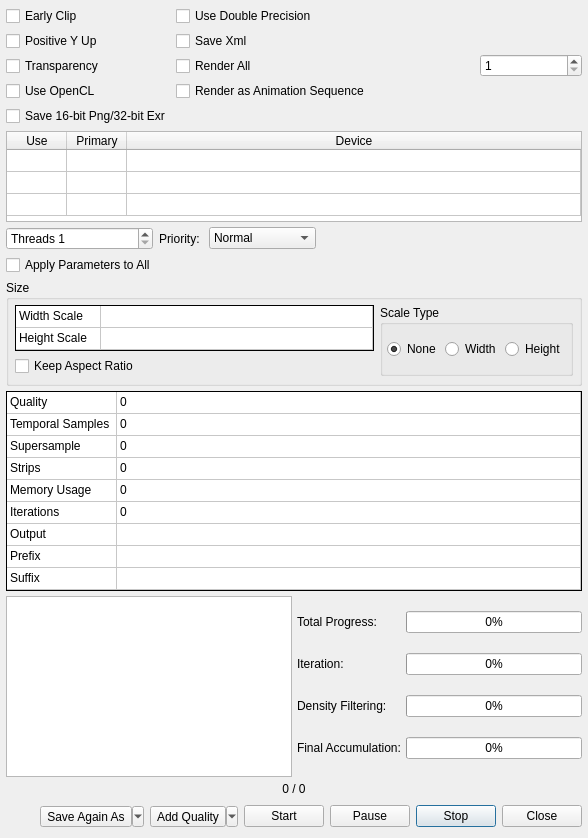
This is Source/Fractorium/FinalRenderDialog.ui in typpos/fractorium as Qt 5 draws it before an edit. The edited form follows.
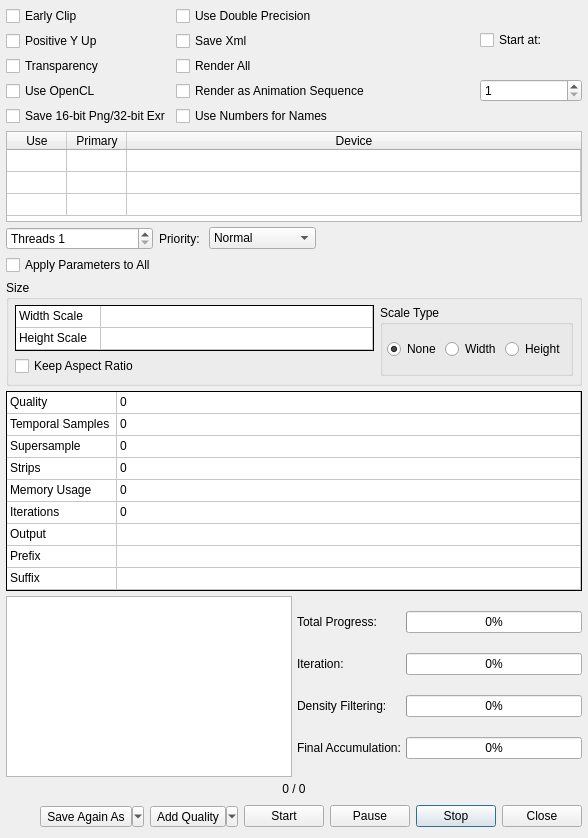
This is the edited form. Custom widgets are drawn as their Qt base class.

Commit message: --User changes  -Show image index in the library and sequence trees.  -Add progress bar showing when preview renders are complete.  -Automatically show animation preview when sequence generation is done.  -Add the ability in the final render dialog to start a render within a sequence from a given point, rather than always having to start from the beginning.  --Allow using the image index as its name rather than the file name.

Patch:
```diff
--- a/Source/Fractorium/FinalRenderDialog.ui
+++ b/Source/Fractorium/FinalRenderDialog.ui
@@ -131,28 +131,6 @@
            </property>
           </widget>
          </item>
-         <item row="0" column="2">
-          <widget class="QSpinBox" name="FinalRenderCurrentSpin">
-           <property name="sizePolicy">
-            <sizepolicy hsizetype="Expanding" vsizetype="Fixed">
-             <horstretch>0</horstretch>
-             <verstretch>0</verstretch>
-            </sizepolicy>
-           </property>
-           <property name="prefix">
-            <string/>
-           </property>
-           <property name="minimum">
-            <number>1</number>
-           </property>
-           <property name="maximum">
-            <number>999999999</number>
-           </property>
-           <property name="value">
-            <number>1</number>
-           </property>
-          </widget>
-         </item>
          <item row="0" column="0">
           <layout class="QGridLayout" name="FinalRenderGridLayout" columnstretch="0,0">
            <item row="0" column="0">
@@ -245,6 +223,52 @@
              </property>
             </widget>
            </item>
+           <item row="4" column="1">
+            <widget class="QCheckBox" name="FinalRenderUseNumbersForNames">
+             <property name="toolTip">
+              <string>&lt;html&gt;&lt;head/&gt;&lt;body&gt;&lt;p&gt;Use the numerical index of the flame in the file for the output filename instead of the specified filename&lt;/p&gt;&lt;/body&gt;&lt;/html&gt;</string>
+             </property>
+             <property name="text">
+              <string>Use Numbers for Names</string>
+             </property>
+            </widget>
+           </item>
+          </layout>
+         </item>
+         <item row="0" column="2">
+          <layout class="QGridLayout" name="FinalRenderGridLayout3_2">
+           <item row="1" column="0">
+            <widget class="QSpinBox" name="FinalRenderCurrentSpin">
+             <property name="sizePolicy">
+              <sizepolicy hsizetype="Expanding" vsizetype="Fixed">
+               <horstretch>0</horstretch>
+               <verstretch>0</verstretch>
+              </sizepolicy>
+             </property>
+             <property name="prefix">
+              <string/>
+             </property>
+             <property name="minimum">
+              <number>1</number>
+             </property>
+             <property name="maximum">
+              <number>999999999</number>
+             </property>
+             <property name="value">
+              <number>1</number>
+             </property>
+            </widget>
+           </item>
+           <item row="0" column="0">
+            <widget class="QCheckBox" name="FinalRenderStartAtCheckBox">
+             <property name="toolTip">
+              <string>&lt;html&gt;&lt;head/&gt;&lt;body&gt;&lt;p&gt;Start rendering at the index specified in the spinner below, rather than starting at the first flame in the file.&lt;/p&gt;&lt;p&gt;This is helpful when resuming a failed/stopped rendering session.&lt;/p&gt;&lt;/body&gt;&lt;/html&gt;</string>
+             </property>
+             <property name="text">
+              <string>Start at:</string>
+             </property>
+            </widget>
+           </item>
           </layout>
          </item>
         </layout>
```
Left out of the diff: 3 changed lines with no effect on the pictures. The commit also changes 19 other files.
